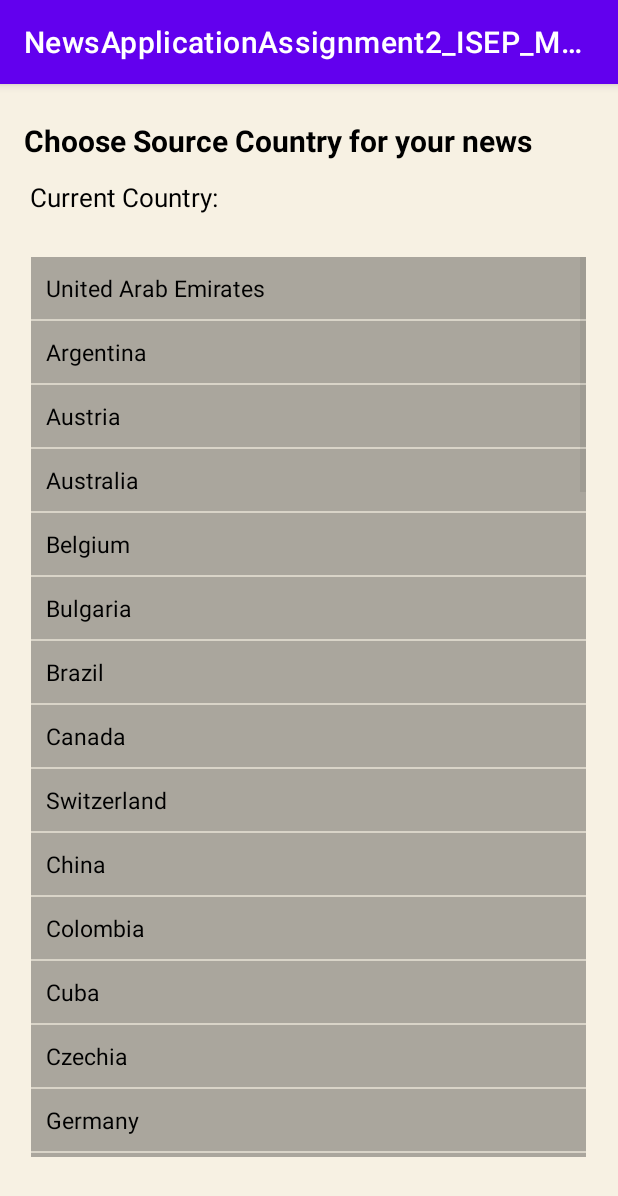
After one commit to MarioArocaPaez/NewsAppAssignment2ISEPAD, an Android app: the CountryActivity screen opened directly, with no data from a screen before it, on a phone screen of 412 x 824 dp. The commit adds this screen. Shown: the top 1196 px of the screen. Run offline under Robolectric (Android 15) with nearby library versions, the phone set to English and light mode, and no system bars.

Commit message:
Adding Country chooser

```diff
--- a/app/src/main/AndroidManifest.xml
+++ b/app/src/main/AndroidManifest.xml
@@ -14,6 +14,13 @@
         android:supportsRtl="true"
         android:theme="@style/Theme.NewsApplicationAssignment2_ISEP_MAP_BG"
         tools:targetApi="31">
+        <activity
+            android:name=".CountryActivity"
+            android:exported="false">
+            <meta-data
+                android:name="android.app.lib_name"
+                android:value="" />
+        </activity>
         <activity
             android:name=".DetailsActivity"
             android:exported="false">
--- /dev/null
+++ b/app/src/main/java/com/example/newsapplicationassignment2_isep_map_bg/CountryActivity.java
@@ -0,0 +1,60 @@
+package com.example.newsapplicationassignment2_isep_map_bg;
+
+import androidx.appcompat.app.AppCompatActivity;
+
+import android.content.Intent;
+import android.os.Bundle;
+import android.view.View;
+import android.widget.AdapterView;
+import android.widget.ArrayAdapter;
+import android.widget.ListView;
+import android.widget.TextView;
+import android.widget.Toast;
+
+import java.util.Arrays;
+import java.util.List;
+
+public class CountryActivity extends AppCompatActivity {
+
+    public TextView textView;
+    public TextView currentCountry;
+    public ListView listView;
+    public static String country;
+    private String messageCountry;
+
+    @Override
+    protected void onCreate(Bundle savedInstanceState) {
+        super.onCreate(savedInstanceState);
+        setContentView(R.layout.activity_country);
+
+        List<String> countries = Arrays.asList(new String[]{"United Arab Emirates","Argentina","Austria","Australia","Belgium","Bulgaria","Brazil",
+                "Canada","Switzerland","China","Colombia","Cuba","Czechia","Germany","Egypt","France","United Kingdom","Greece","Hong Kong",
+                "Hungary","Indonesia","Ireland","Israel","India","Italy","Japan","Korea","Lithuania","Latvia","Morocco","Mexico","Malasya",
+                "Nigeria","Netherlands","Norway","New Zealand","Philippines","Poland","Portugal","Romania","Serbia","Russia","Saudi Arabia",
+                "Sweden","Singapore","Slovenia","Slovakia","Thailand","Turkey","Taiwan","Ukraine","United States","Venezuela","South Africa"});
+
+        List<String> codes = Arrays.asList(new String[]{"ae","ar","at","au","be","bg","br","ca","ch","cn","co","cu","cz","de","eg","fr","gb","gr",
+                "hk","hu","id","ie","il","in","it","it","jp","kr","lt","lv","ma","mx","my","ng","nl","no","nz","ph","pl","pt","ro","rs","ru","sa",
+                "se","sg","si","sk","th","tr","tw","ua","us","ve","za"});
+
+        textView = findViewById(R.id.textView);
+        listView = findViewById(R.id.listView);
+        currentCountry = findViewById(R.id.currentCountry);
+
+        currentCountry.setText(messageCountry);
+        ArrayAdapter<String> adapter = new ArrayAdapter<String>(this, R.layout.list_item_countries, countries);
+        listView.setAdapter(adapter);
+
+        listView.setOnItemClickListener(new AdapterView.OnItemClickListener() {
+            @Override
+            public void onItemClick(AdapterView<?> parent, View view, int position, long id) {
+                country = codes.get(position);
+                messageCountry = countries.get(position);
+                startActivity(new Intent(getApplicationContext(), NewsActivity.class));
+            }
+        });
+    }
+
+
+
+}
--- a/app/src/main/java/com/example/newsapplicationassignment2_isep_map_bg/NewsActivity.java
+++ b/app/src/main/java/com/example/newsapplicationassignment2_isep_map_bg/NewsActivity.java
@@ -119,7 +119,7 @@ public class NewsActivity extends AppCompatActivity implements SelectListener, V
                     }
                     case R.id.nav_country:
                     {
-                        Toast.makeText(NewsActivity.this, "Country pressed", Toast.LENGTH_SHORT).show();
+                        startActivity(new Intent(getApplicationContext(), CountryActivity.class));
                         break;
                     }
                 }
--- a/app/src/main/java/com/example/newsapplicationassignment2_isep_map_bg/RequestManager.java
+++ b/app/src/main/java/com/example/newsapplicationassignment2_isep_map_bg/RequestManager.java
@@ -26,7 +26,7 @@ public class RequestManager {
 
     public void getArticles(OnFetchDataListener listener, String category, String query){
         CallNewsApi callNewsApi = retrofit.create(CallNewsApi.class);
-        Call<ApiResponse> call = callNewsApi.callArticles("fr", category, query, context.getString(R.string.api_key));
+        Call<ApiResponse> call = callNewsApi.callArticles(CountryActivity.country, category, query, context.getString(R.string.api_key));
 
         try{
             call.enqueue(new Callback<ApiResponse>() {
--- /dev/null
+++ b/app/src/main/res/layout/activity_country.xml
@@ -0,0 +1,55 @@
+<?xml version="1.0" encoding="utf-8"?>
+<androidx.constraintlayout.widget.ConstraintLayout xmlns:android="http://schemas.android.com/apk/res/android"
+    xmlns:app="http://schemas.android.com/apk/res-auto"
+    xmlns:tools="http://schemas.android.com/tools"
+    android:layout_width="match_parent"
+    android:layout_height="match_parent"
+    android:background="#f7f1e3"
+    tools:context=".CountryActivity">
+
+    <TextView
+        android:id="@+id/textView"
+        android:layout_width="wrap_content"
+        android:layout_height="wrap_content"
+        android:layout_marginStart="16dp"
+        android:layout_marginTop="24dp"
+        android:textColor="@color/black"
+        android:text="Choose Source Country for your news"
+        android:textStyle="bold"
+        android:textSize="20dp"
+        app:layout_constraintStart_toStartOf="parent"
+        app:layout_constraintTop_toTopOf="parent" />
+
+    <TextView
+        android:id="@+id/textView2"
+        android:layout_width="wrap_content"
+        android:layout_height="wrap_content"
+        android:layout_marginStart="20dp"
+        android:layout_marginTop="12dp"
+        android:text="Current Country: "
+        android:textSize="17dp"
+        android:textColor="@color/black"
+        app:layout_constraintStart_toStartOf="parent"
+        app:layout_constraintTop_toBottomOf="@+id/textView" />
+
+    <TextView
+        android:id="@+id/currentCountry"
+        android:layout_width="wrap_content"
+        android:layout_height="wrap_content"
+        android:layout_marginTop="12dp"
+        android:textSize="17dp"
+        app:layout_constraintStart_toEndOf="@+id/textView2"
+        app:layout_constraintTop_toBottomOf="@+id/textView" />
+
+    <ListView
+        android:id="@+id/listView"
+        android:layout_width="370dp"
+        android:layout_height="600dp"
+        android:layout_marginTop="28dp"
+        app:layout_constraintBottom_toBottomOf="parent"
+        app:layout_constraintEnd_toEndOf="parent"
+        app:layout_constraintHorizontal_bias="0.487"
+        app:layout_constraintStart_toStartOf="parent"
+        app:layout_constraintTop_toBottomOf="@+id/textView2"
+        app:layout_constraintVertical_bias="0.0" />
+</androidx.constraintlayout.widget.ConstraintLayout>
--- a/app/src/main/res/layout/activity_login.xml
+++ b/app/src/main/res/layout/activity_login.xml
@@ -4,7 +4,7 @@
     xmlns:tools="http://schemas.android.com/tools"
     android:layout_width="match_parent"
     android:layout_height="match_parent"
-    android:background="#ffffff"
+    android:background="#f7f1e3"
     android:orientation="vertical"
     tools:context=".LoginActivity">
 
--- /dev/null
+++ b/app/src/main/res/layout/list_item_countries.xml
@@ -0,0 +1,9 @@
+<?xml version="1.0" encoding="utf-8"?>
+<TextView
+    android:layout_width="match_parent"
+    android:layout_height="wrap_content"
+    android:background="#aaa69d"
+    android:textSize="15sp"
+    android:padding="10sp"
+    android:textColor="@color/black"
+    xmlns:android="http://schemas.android.com/apk/res/android"/>
--- a/app/src/main/res/values/strings.xml
+++ b/app/src/main/res/values/strings.xml
@@ -1,6 +1,6 @@
 <resources>
     <string name="app_name">NewsApplicationAssignment2_ISEP_MAP_BG</string>
     <string name="api_key">22c71aa09f07403a8f813c0353b9dbf3</string>
-    <string name="open" >Open Navigation Drawer</string>
-    <string name="close" >Close Navigation Drawer</string>
+    <string name="open">Open Navigation Drawer</string>
+    <string name="close">Close Navigation Drawer</string>
 </resources>
```
